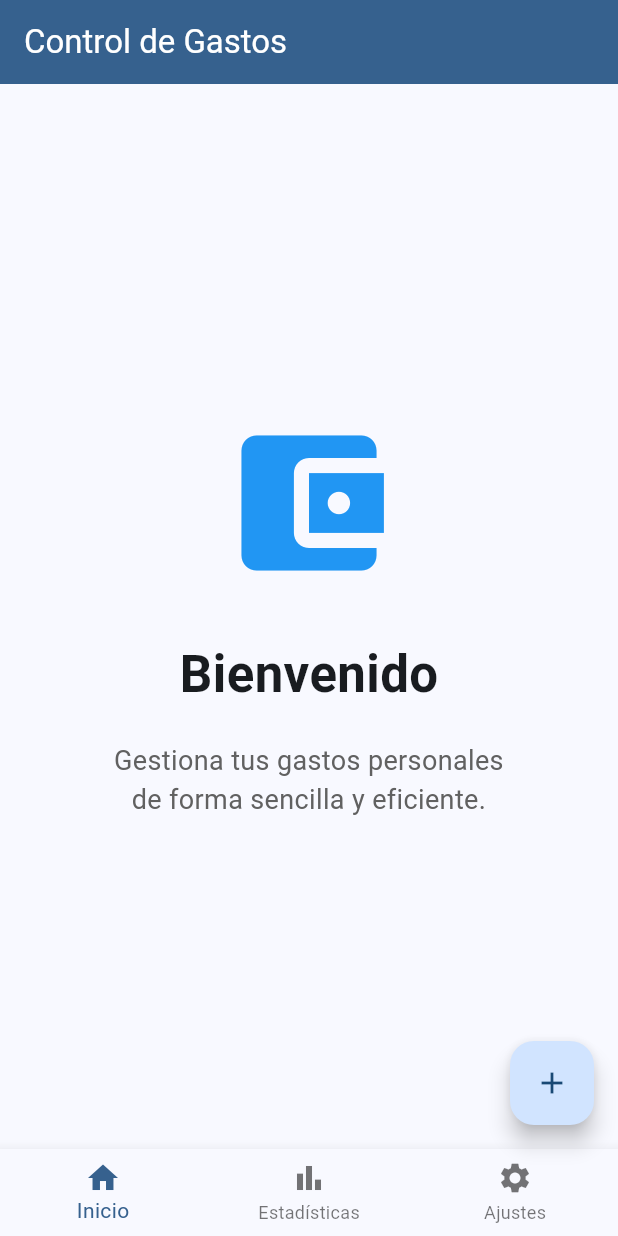
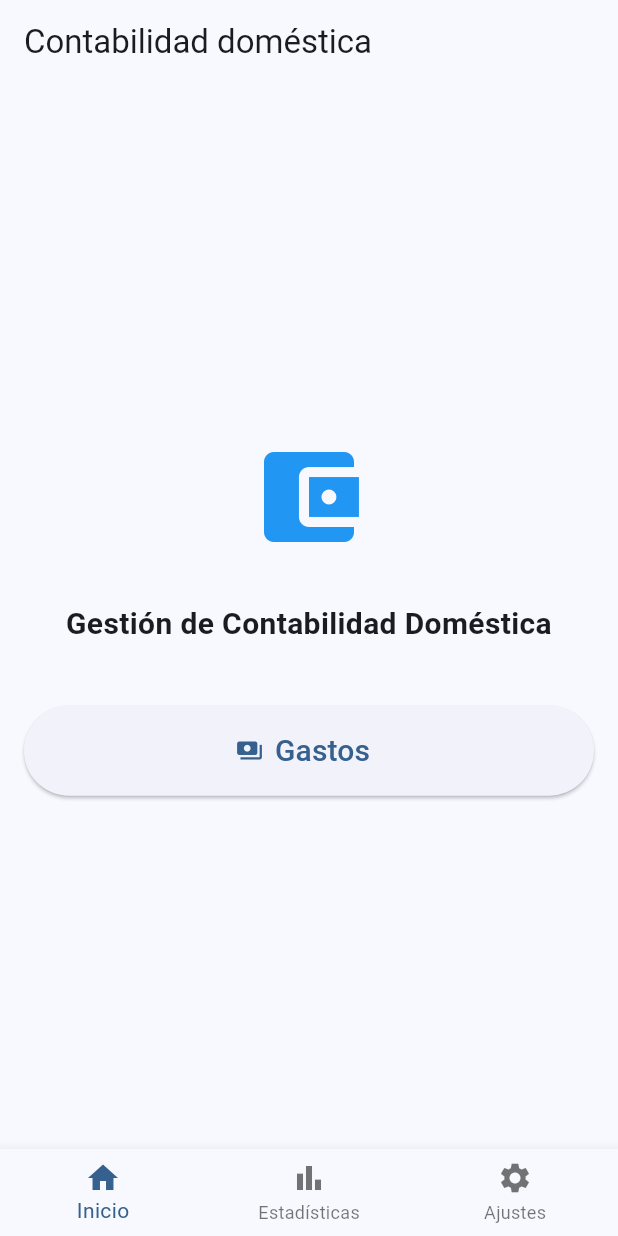
Before and after one commit to XoanCarlos/flutter2627, a Flutter app: the screen it shows after launch, on a phone screen of 412 x 824 dp. Run offline on Flutter 3.47's test engine with Material 3 defaults, Android fonts, the phone set to English and light mode, and no system bars; our stand-ins replace sqflite; accounts and stored records are empty.

Commit message:
unidad 15 después mejoras estéticas

```diff
--- a/lib/main.dart
+++ b/lib/main.dart
@@ -1,33 +1,23 @@
 import 'package:flutter/material.dart';
-import 'package:flutter2627/pages/nuevo_gasto_page.dart';
-import 'package:flutter2627/models/gasto.dart';
-import 'package:flutter2627/database/database_helper.dart';
+import 'package:flutter2627/pages/listado_gastos_page.dart';
 
-void main() {
-  runApp(const MyApp());
-}
+void main() => runApp(const MyApp());
 
-// Widget principal de la aplicación.
 class MyApp extends StatelessWidget {
   const MyApp({super.key});
 
   @override
-  Widget build(BuildContext context) {
-    return MaterialApp(
-      title: 'Control de Gastos',
+  Widget build(BuildContext context) => MaterialApp(
+    title: 'Gestión de contabilidad doméstica',
     debugShowCheckedModeBanner: false,
-
-      // Tema general de la aplicación.
     theme: ThemeData(
       colorScheme: ColorScheme.fromSeed(seedColor: Colors.blue),
+      useMaterial3: true,
     ),
-
     home: const InicioPage(),
   );
 }
-}
 
-// Pantalla principal de la aplicación.
 class InicioPage extends StatefulWidget {
   const InicioPage({super.key});
 
@@ -36,166 +26,63 @@ class InicioPage extends StatefulWidget {
 }
 
 class _InicioPageState extends State<InicioPage> {
-  // Lista de gastos (inicialmente vacía).
-  final List<Gasto> gastos = [];
-  // Objeto encargado de gestionar la base de datos.
-  final DatabaseHelper dbHelper = DatabaseHelper();
-
-  @override
-  void initState() {
-    super.initState();
-
-    // Carga los gastos al iniciar la aplicación.
-    cargarGastos();
-  }
-
-  // Recupera todos los gastos almacenados en SQLite.
-  Future<void> cargarGastos() async {
-    // Obtiene los registros de la base de datos.
-    final datos = await dbHelper.obtenerGastos();
-    // Actualiza la colección utilizada por la interfaz.
-    setState(() {
-      gastos.clear();
-      gastos.addAll(datos.map((map) => Gasto.fromMap(map)).toList());
-    });
-  }
-
   @override
   Widget build(BuildContext context) {
     return Scaffold(
-      // Barra superior.
-      appBar: AppBar(
-        title: const Text('Control de Gastos'),
-        backgroundColor: Theme.of(context).colorScheme.primary,
-        foregroundColor: Colors.white,
-      ),
+      appBar: AppBar(title: const Text('Contabilidad doméstica')),
 
-      // Si no hay gastos registrados, se muestra la pantalla de bienvenida.
-      // En caso contrario, se visualiza la lista de gastos.
-      body: gastos.isEmpty
-          ? Center(
+      body: Center(
         child: Padding(
-                padding: const EdgeInsets.all(24),
-
+          padding: const EdgeInsets.all(16),
           child: Column(
             mainAxisAlignment: MainAxisAlignment.center,
             children: [
-                    // Icono principal.
               const Icon(
                 Icons.account_balance_wallet,
-                      size: 120,
+                size: 80,
                 color: Colors.blue,
               ),
 
               const SizedBox(height: 30),
 
-                    // Título de bienvenida.
               const Text(
-                      'Bienvenido',
-                      style: TextStyle(
-                        fontSize: 34,
-                        fontWeight: FontWeight.bold,
-                      ),
+                'Gestión de Contabilidad Doméstica',
+                style: TextStyle(fontSize: 20, fontWeight: FontWeight.bold),
+                textAlign: TextAlign.center,
               ),
 
-                    const SizedBox(height: 20),
+              const SizedBox(height: 40),
 
-                    // Texto descriptivo.
-                    Text(
-                      'Gestiona tus gastos personales\n'
-                      'de forma sencilla y eficiente.',
-                      textAlign: TextAlign.center,
-                      style: TextStyle(fontSize: 18, color: Colors.grey[700]),
+              SizedBox(
+                width: double.infinity,
+                height: 60,
+                child: ElevatedButton.icon(
+                  icon: const Icon(Icons.payments),
+                  label: const Text('Gastos', style: TextStyle(fontSize: 20)),
+                  onPressed: () {
+                    print("Botón pulsado");
+                    Navigator.push(
+                      context,
+                      MaterialPageRoute(
+                        builder: (context) => const ListadoGastosPage(),
+                      ),
+                    );
+                  },
+                ),
               ),
             ],
           ),
         ),
-            )
-          // Si existen gastos, se muestran mediante una lista dinámica.
-          : ListView.builder(
-              // Número total de elementos de la lista.
-              itemCount: gastos.length,
-
-              // Construye automáticamente cada elemento de la lista.
-              itemBuilder: (context, index) {
-                // Obtiene el gasto correspondiente a la posición actual.
-                final gasto = gastos[index];
-
-                return Card(
-                  // Margen exterior de la tarjeta.
-                  margin: const EdgeInsets.symmetric(
-                    horizontal: 12,
-                    vertical: 6,
       ),
 
-                  child: ListTile(
-                    // Icono que identifica el gasto.
-                    leading: const Icon(Icons.payments),
-
-                    // Descripción del gasto.
-                    title: Text(gasto.descripcion),
-
-                    // Categoría y fecha del gasto.
-                    subtitle: Text(
-                      '${gasto.categoria} · '
-                      '${gasto.fecha.day}/${gasto.fecha.month}/${gasto.fecha.year}',
-                    ),
-
-                    // Importe mostrado con dos decimales.
-                    trailing: IconButton(
-                      // Icono para eliminar el gasto.
-                      icon: const Icon(Icons.delete, color: Colors.red),
-
-                      onPressed: () async {
-                        // Elimina el gasto de la base de datos.
-                        await dbHelper.eliminarGasto(gasto.id!);
-
-                        // Recarga la lista desde SQLite.
-                        cargarGastos();
-                      },
-                    ),
-                    onTap: () async {
-                      // Abre el formulario en modo edición.
-                      await Navigator.push(
-                        context,
-                        MaterialPageRoute(
-                          builder: (context) => NuevoGastoPage(gasto: gasto),
-                        ),
-                      );
-                      // Recarga la información almacenada en SQLite.
-                      cargarGastos();
-                    },
-                  ),
-                );
-              },
-            ),
-      // Botón flotante para añadir un nuevo gasto.
-      floatingActionButton: FloatingActionButton(
-        onPressed: () async {
-          // Abre el formulario de alta de un nuevo gasto.
-          await Navigator.push(
-            context,
-            MaterialPageRoute(builder: (context) => const NuevoGastoPage()),
-          );
-
-          // Recarga los gastos almacenados en SQLite.
-          cargarGastos();
-        },
-
-        child: const Icon(Icons.add),
-      ),
-      // Barra de navegación inferior.
       bottomNavigationBar: BottomNavigationBar(
         currentIndex: 0,
-
         items: const [
           BottomNavigationBarItem(icon: Icon(Icons.home), label: 'Inicio'),
-
           BottomNavigationBarItem(
             icon: Icon(Icons.bar_chart),
             label: 'Estadísticas',
           ),
-
           BottomNavigationBarItem(icon: Icon(Icons.settings), label: 'Ajustes'),
         ],
       ),
```
Also changed, not shown: lib/pages/listado_gastos_page.dart (added, +226 -0 lines), lib/models/gasto.dart (line endings or trailing spaces). Lines whose indentation alone changed are shown as unchanged.
